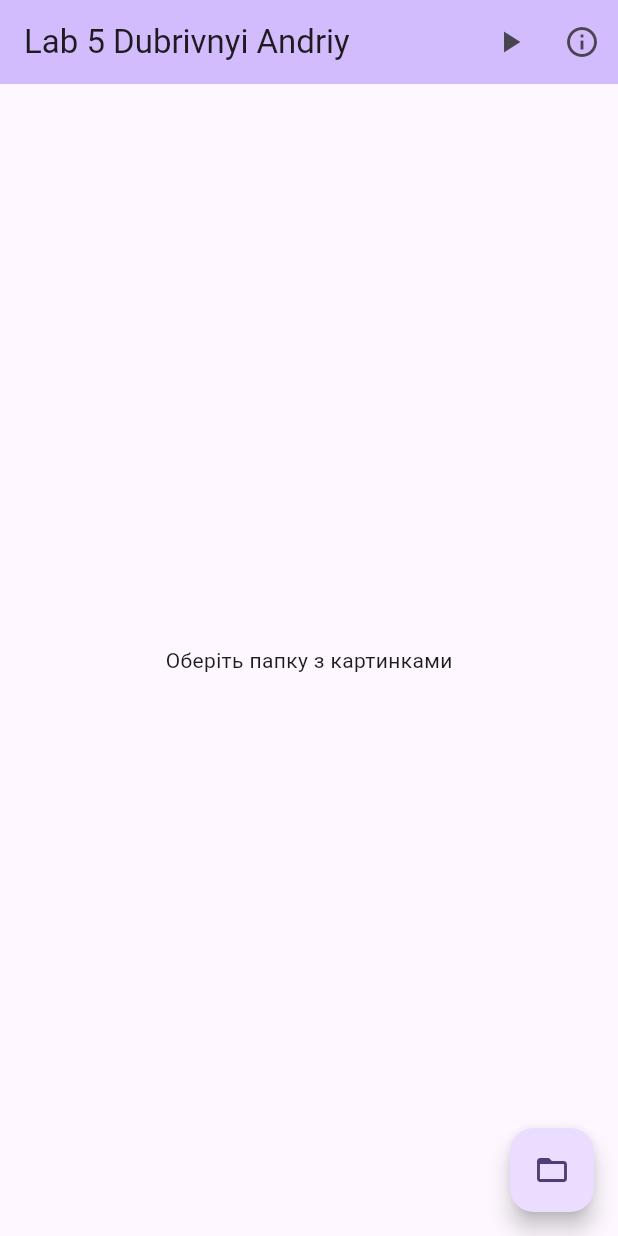
After one commit to AndreyDubrivnyi/labs_mob_dubrivnyi, a Flutter app: the screen it shows after launch, after a tap on "Lab work 5", on a phone screen of 412 x 824 dp. The commit adds this screen. Run offline on Flutter 3.47's test engine with Material 3 defaults, Android fonts, the phone set to English and light mode, and no system bars; our stand-ins replace file_picker, fl_chart.

Commit message:
- lab work 5

```diff
--- /dev/null
+++ b/lib/lab5.dart
@@ -0,0 +1,165 @@
+import 'dart:async';
+
+import 'package:flutter/material.dart';
+import 'package:file_picker/file_picker.dart';
+import 'dart:io';
+import 'dart:math' as math;
+class Lab5 extends StatelessWidget {
+  const Lab5({super.key});
+
+  @override
+  Widget build(BuildContext context) {
+    return MaterialApp(
+      theme: ThemeData(
+        colorScheme: ColorScheme.fromSeed(seedColor: Colors.deepPurple),
+        useMaterial3: true,
+      ),
+      home: const MyLab5(title: 'Lab 5 Dubrivnyi Andriy'),
+    );
+  }
+}
+
+class MyLab5 extends StatefulWidget {
+  const MyLab5({super.key, required this.title});
+
+  final String title;
+
+  @override
+  State<MyLab5> createState() => _MyLab5PageState();
+}
+
+class _MyLab5PageState extends State<MyLab5> {
+  List<File> images = [];
+  int currentIndex = 0;
+  double rotationAngle = 0.0;
+  Timer? _timer;
+  bool isAutoPlay = false;
+
+  void startAutoPlay() {
+    const period = Duration(seconds: 1); // Задайте бажаний час для автоперегляду
+    _timer = Timer.periodic(period, (timer) {
+      setState(() {
+        currentIndex = (currentIndex + 1) % images.length;
+      });
+    });
+    isAutoPlay = true;
+  }
+
+  void stopAutoPlay() {
+    _timer?.cancel();
+    isAutoPlay = false;
+  }
+
+  @override
+  Widget build(BuildContext context) {
+    return Scaffold(
+      appBar: AppBar(
+        backgroundColor: Theme.of(context).colorScheme.inversePrimary,
+        title: Text(widget.title),
+        actions: [
+          IconButton(
+            icon: Icon(isAutoPlay ? Icons.pause : Icons.play_arrow),
+            onPressed: () {
+              if (isAutoPlay) {
+                stopAutoPlay();
+              } else {
+                startAutoPlay();
+              }
+              setState(() {});
+            },
+          ),
+          IconButton(
+            icon: const Icon(Icons.info_outline),
+            onPressed: () => showAboutDialog(
+              context: context,
+              children: [
+                const Text('Розробник: Дубрівний Андрій'),
+                Image.asset('assets/images/lab2me.JPG'), // Забезпечте шлях до вашого зображення
+              ],
+            ),
+          ),
+        ],
+      ),
+      body: images.isEmpty
+          ? Center(child: Text('Оберіть папку з картинками'))
+          : Center(
+        child: Column(
+          mainAxisAlignment: MainAxisAlignment.center,
+          children: <Widget>[
+            Expanded(
+              child: InteractiveViewer(
+                panEnabled: true, // Дозволяє панорамування
+                boundaryMargin: EdgeInsets.all(80),
+                minScale: 0.1,
+                maxScale: 4.0,
+                child: Transform.rotate(
+                  angle: rotationAngle,
+                  child: Image.file(images[currentIndex]),
+                ),
+              ),
+            ),
+            Row(
+              mainAxisAlignment: MainAxisAlignment.spaceAround,
+              children: [
+                IconButton(
+                  icon: Icon(Icons.rotate_left),
+                  onPressed: () => setState(() {
+                    rotationAngle -= math.pi / 2; // Обертаємо на 90 градусів вліво
+                  }),
+                ),
+                IconButton(
+                  icon: Icon(Icons.arrow_back),
+                  onPressed: images.length > 1 ? showPreviousImage : null,
+                ),
+                IconButton(
+                  icon: Icon(Icons.arrow_forward),
+                  onPressed: images.length > 1 ? showNextImage : null,
+                ),
+                IconButton(
+                  icon: Icon(Icons.rotate_right),
+                  onPressed: () => setState(() {
+                    rotationAngle += math.pi / 2; // Обертаємо на 90 градусів вправо
+                  }),
+                ),
+              ],
+            )
+          ],
+        ),
+      ),
+      floatingActionButton: FloatingActionButton(
+        onPressed: () async {
+          final result = await FilePicker.platform.pickFiles(
+            allowMultiple: true,
+            type: FileType.image,
+            dialogTitle: 'Оберіть зображення для перегляду',
+          );
+
+          if (result != null) {
+            setState(() {
+              images = result.paths.map((path) => File(path!)).toList();
+              currentIndex = 0;
+              rotationAngle = 0; // Скидуємо кут обертання при виборі нових зображень
+            });
+          }
+        },
+        child: const Icon(Icons.folder_open),
+      ),
+    );
+  }
+
+  void showPreviousImage() {
+    if (currentIndex > 0) {
+      setState(() {
+        currentIndex--;
+      });
+    }
+  }
+
+  void showNextImage() {
+    if (currentIndex < images.length - 1) {
+      setState(() {
+        currentIndex++;
+      });
+    }
+  }
+}
--- a/lib/main.dart
+++ b/lib/main.dart
@@ -6,6 +6,8 @@ import 'lab1.dart';
 import 'lab2.dart';
 import 'lab3.dart';
 import 'lab4.dart';
+import 'lab5.dart';
+import 'lab6.dart';
 
 
 void main() => runApp(
@@ -63,6 +65,18 @@ class _MyHomePageState extends State<MyHomePage> {
     Navigator.push(
       context,
       MaterialPageRoute(builder: (context) => Lab4()),
+    );
+  }
+  void openLab5(BuildContext context){
+    Navigator.push(
+      context,
+      MaterialPageRoute(builder: (context) => Lab5()),
+    );
+  }
+  void openLab6(BuildContext context){
+    Navigator.push(
+      context,
+      MaterialPageRoute(builder: (context) => Lab6()),
     );
   }
 
@@ -167,6 +181,52 @@ class _MyHomePageState extends State<MyHomePage> {
                 ),
               ),
             ),
+            ElevatedButton(
+              onPressed: () {
+                openLab5(context);
+              },
+              style: ButtonStyle(
+                minimumSize: MaterialStateProperty.all(const Size(100, 40)),
+                backgroundColor: MaterialStateProperty.all(Colors.blue),
+                shape: MaterialStateProperty.all<RoundedRectangleBorder>(
+                  RoundedRectangleBorder(
+                    borderRadius: BorderRadius.circular(10.0),
+                  ),
+
+                ),
+              ),
+              child: const Text(
+                "Lab work 5",
+                textAlign: TextAlign.center,
+                style: TextStyle(
+                  color: Colors.black,
+                  fontWeight: FontWeight.bold,
+                ),
+              ),
+            ),
+            ElevatedButton(
+              onPressed: () {
+                openLab5(context);
+              },
+              style: ButtonStyle(
+                minimumSize: MaterialStateProperty.all(const Size(100, 40)),
+                backgroundColor: MaterialStateProperty.all(Colors.blue),
+                shape: MaterialStateProperty.all<RoundedRectangleBorder>(
+                  RoundedRectangleBorder(
+                    borderRadius: BorderRadius.circular(10.0),
+                  ),
+
+                ),
+              ),
+              child: const Text(
+                "Independent work",
+                textAlign: TextAlign.center,
+                style: TextStyle(
+                  color: Colors.black,
+                  fontWeight: FontWeight.bold,
+                ),
+              ),
+            ),
           ],
         ),
       ),
--- a/pubspec.yaml
+++ b/pubspec.yaml
@@ -39,6 +39,7 @@ dependencies:
   path_provider: ^2.0.1
   provider: ^6.0.1
   fl_chart: ^0.60.0
+  file_picker: ^6.2.0
 
 
 dev_dependencies:
```
Also changed, not shown: lib/lab6.dart (added, +121 -0 lines), pubspec.lock.
